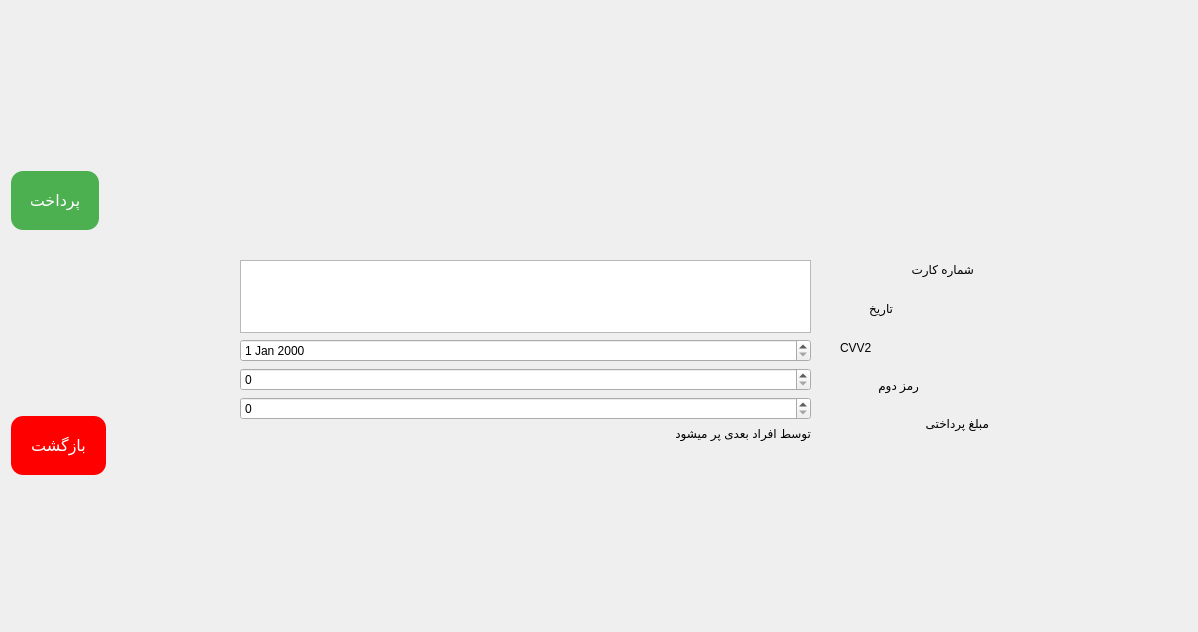
The window that Project_Ap/paymentgateway.ui (AP-projects-4001/metagoofill) describes before a commit, drawn with Qt 5.
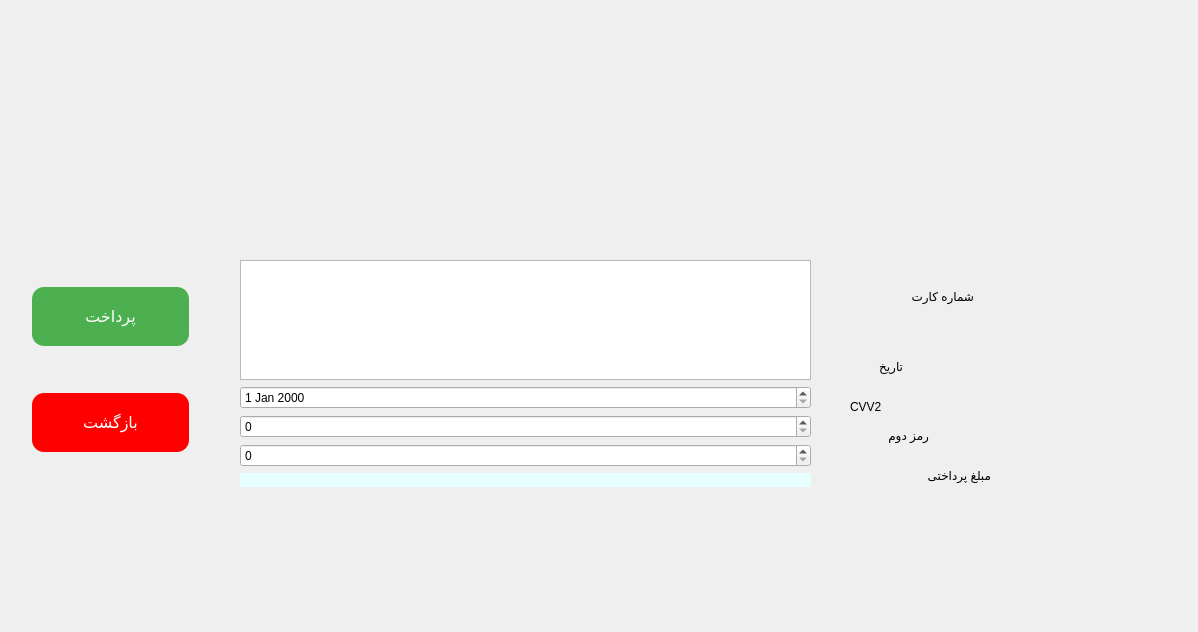
The same window after the commit.

Diff of the .ui file:
```diff
--- a/Project_Ap/paymentgateway.ui
+++ b/Project_Ap/paymentgateway.ui
@@ -13,63 +13,11 @@
   <property name="windowTitle">
    <string>Dialog</string>
   </property>
-  <widget class="QPushButton" name="pushButton">
-   <property name="geometry">
-    <rect>
-     <x>9</x>
-     <y>167</y>
-     <width>92</width>
-     <height>67</height>
-    </rect>
-   </property>
-   <property name="styleSheet">
-    <string notr="true">  background-color: #4CAF50; /* Green */
-  border: none;
-  color: white;
-  padding: 20px;
-  text-align: center;
-  text-decoration: none;
-  display: inline-block;
-  font-size: 16px;
-  margin: 4px 2px;
-  cursor: pointer;
-border-radius:12px;</string>
-   </property>
-   <property name="text">
-    <string>پرداخت</string>
-   </property>
-  </widget>
-  <widget class="QPushButton" name="pushButton_2">
-   <property name="geometry">
-    <rect>
-     <x>9</x>
-     <y>412</y>
-     <width>99</width>
-     <height>67</height>
-    </rect>
-   </property>
-   <property name="styleSheet">
-    <string notr="true">  background-color: red; /* Green */
-  border: none;
-  color: white;
-  padding: 20px;
-  text-align: center;
-  text-decoration: none;
-  display: inline-block;
-  font-size: 16px;
-  margin: 4px 2px;
-  cursor: pointer;
-border-radius:12px;</string>
-   </property>
-   <property name="text">
-    <string>بازگشت</string>
-   </property>
-  </widget>
   <widget class="QLabel" name="label_3">
    <property name="geometry">
     <rect>
-     <x>840</x>
-     <y>331</y>
+     <x>850</x>
+     <y>390</y>
      <width>63</width>
      <height>33</height>
     </rect>
@@ -85,7 +33,7 @@
    <property name="geometry">
     <rect>
      <x>840</x>
-     <y>253</y>
+     <y>280</y>
      <width>134</width>
      <height>33</height>
     </rect>
@@ -100,8 +48,8 @@
   <widget class="QLabel" name="label_2">
    <property name="geometry">
     <rect>
-     <x>840</x>
-     <y>292</y>
+     <x>850</x>
+     <y>350</y>
      <width>53</width>
      <height>33</height>
     </rect>
@@ -116,10 +64,10 @@
   <widget class="QLabel" name="label_5">
    <property name="geometry">
     <rect>
-     <x>840</x>
-     <y>407</y>
-     <width>149</width>
-     <height>33</height>
+     <x>820</x>
+     <y>460</y>
+     <width>171</width>
+     <height>31</height>
     </rect>
    </property>
    <property name="styleSheet">
@@ -132,8 +80,8 @@
   <widget class="QLabel" name="label_4">
    <property name="geometry">
     <rect>
-     <x>840</x>
-     <y>370</y>
+     <x>850</x>
+     <y>420</y>
      <width>79</width>
      <height>31</height>
     </rect>
@@ -145,13 +93,13 @@
     <string>رمز دوم</string>
    </property>
   </widget>
-  <widget class="QWidget" name="">
+  <widget class="QWidget" name="layoutWidget">
    <property name="geometry">
     <rect>
      <x>240</x>
      <y>260</y>
      <width>571</width>
-     <height>181</height>
+     <height>227</height>
     </rect>
    </property>
    <layout class="QVBoxLayout" name="verticalLayout">
@@ -174,10 +122,63 @@
     <item>
      <widget class="QLabel" name="label_6">
       <property name="styleSheet">
-       <string notr="true">font: 16pt &quot;MS Shell Dlg 2&quot;;</string>
+       <string notr="true">font: 16pt &quot;MS Shell Dlg 2&quot;;
+background-color: rgb(230, 255, 255);</string>
       </property>
       <property name="text">
-       <string>توسط افراد بعدی پر میشود</string>
+       <string/>
+      </property>
+     </widget>
+    </item>
+   </layout>
+  </widget>
+  <widget class="QWidget" name="">
+   <property name="geometry">
+    <rect>
+     <x>30</x>
+     <y>250</y>
+     <width>161</width>
+     <height>241</height>
+    </rect>
+   </property>
+   <layout class="QVBoxLayout" name="verticalLayout_2">
+    <item>
+     <widget class="QPushButton" name="pushButton">
+      <property name="styleSheet">
+       <string notr="true">  background-color: #4CAF50; /* Green */
+  border: none;
+  color: white;
+  padding: 20px;
+  text-align: center;
+  text-decoration: none;
+  display: inline-block;
+  font-size: 16px;
+  margin: 4px 2px;
+  cursor: pointer;
+border-radius:12px;</string>
+      </property>
+      <property name="text">
+       <string>پرداخت</string>
+      </property>
+     </widget>
+    </item>
+    <item>
+     <widget class="QPushButton" name="pushButton_2">
+      <property name="styleSheet">
+       <string notr="true">  background-color: red; /* Green */
+  border: none;
+  color: white;
+  padding: 20px;
+  text-align: center;
+  text-decoration: none;
+  display: inline-block;
+  font-size: 16px;
+  margin: 4px 2px;
+  cursor: pointer;
+border-radius:12px;</string>
+      </property>
+      <property name="text">
+       <string>بازگشت</string>
       </property>
      </widget>
     </item>
```
